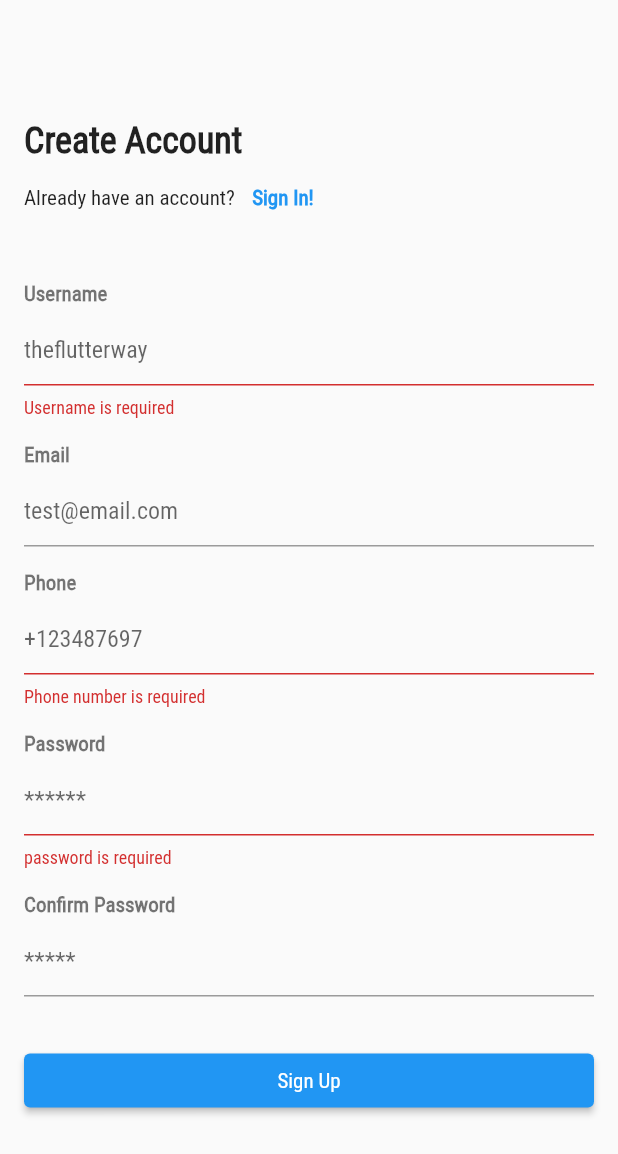
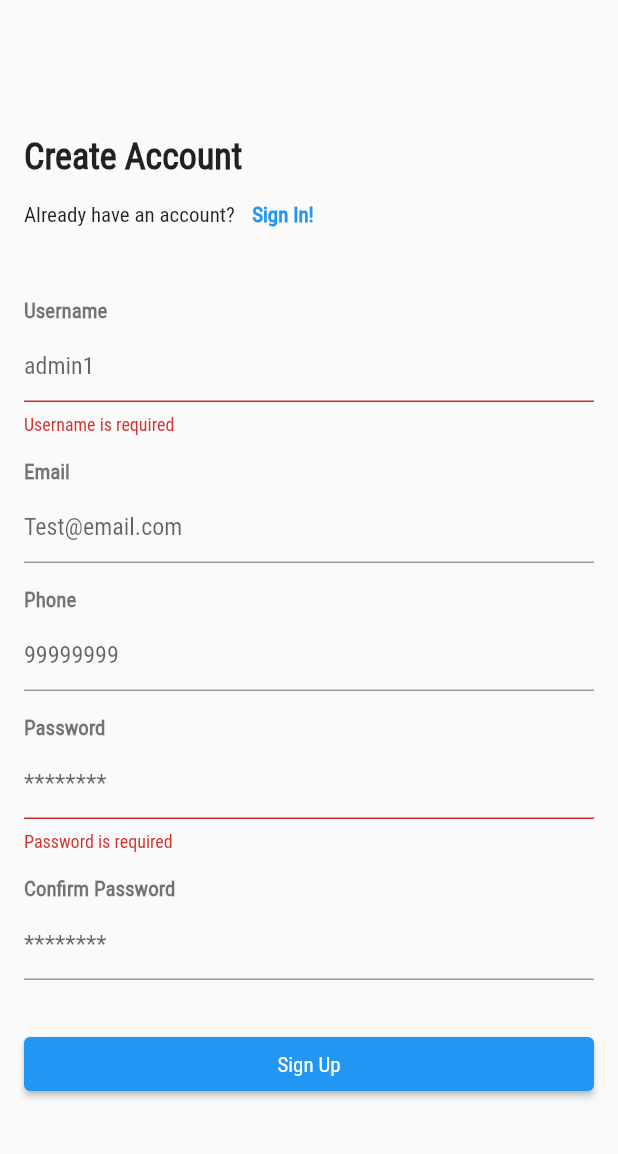
Before and after one commit to Poorna-Krish/SchizoPhrend-MobileApp, a Flutter app: the SignUpScreen screen opened directly, after a tap on "Sign Up", on a phone screen of 412 x 824 dp. Shown: the top 1154 px of the screen. Run offline on Flutter 3.47's test engine with Material 2 defaults, Android fonts, the phone set to English and light mode, and no system bars; our stand-ins replace flutter_svg, form_field_validator.

```diff
--- a/lib/constants.dart
+++ b/lib/constants.dart
@@ -14,16 +14,25 @@ OutlineInputBorder textFieldBorder = OutlineInputBorder(
   ),
 );
 
-// I will explain it later
-
 const emailError = 'Enter a valid email address';
 const requiredField = "This field is required";
 
+class PhoneValidator extends TextFieldValidator {
+  PhoneValidator({String errorText = 'Enter a valid phone number'})
+      : super(errorText);
+  @override
+  bool get ignoreEmptyValues => true;
+  @override
+  bool isValid(String? value) {
+    return hasMatch(r'([0-9]{10})', value!);
+  }
+}
+
 final passwordValidator = MultiValidator(
   [
-    RequiredValidator(errorText: 'password is required'),
-    MinLengthValidator(8, errorText: 'password must be at least 8 digits long'),
+    RequiredValidator(errorText: 'Password is required'),
+    MinLengthValidator(8, errorText: 'Password must be at least 8 digits long'),
     PatternValidator(r'(?=.*?[#?!@$%^&*-])',
-        errorText: 'passwords must have at least one special character')
+        errorText: 'Passwords must have at least one special character')
   ],
 );
--- a/lib/screens/auth/components/sign_in_form.dart
+++ b/lib/screens/auth/components/sign_in_form.dart
@@ -1,3 +1,5 @@
+// ignore_for_file: must_be_immutable
+
 import 'package:flutter/material.dart';
 import 'package:form_field_validator/form_field_validator.dart';
 
@@ -12,6 +14,7 @@ class SignInForm extends StatelessWidget {
 
   final GlobalKey formKey;
 
+  // ignore: unused_field
   late String _email, _password;
 
   @override
@@ -31,9 +34,8 @@ class SignInForm extends StatelessWidget {
           const SizedBox(height: defaultPadding),
           const TextFieldName(text: "Password"),
           TextFormField(
-            // We want to hide our password
             obscureText: true,
-            decoration: const InputDecoration(hintText: "******"),
+            decoration: const InputDecoration(hintText: "********"),
             validator: passwordValidator,
             onSaved: (password) => _password = password!,
           ),
--- a/lib/screens/auth/components/sign_up_form.dart
+++ b/lib/screens/auth/components/sign_up_form.dart
@@ -1,16 +1,19 @@
+// ignore_for_file: must_be_immutable
+
 import 'package:flutter/material.dart';
 import 'package:form_field_validator/form_field_validator.dart';
 
 import '../../../constants.dart';
 
 class SignUpForm extends StatelessWidget {
-   SignUpForm({
+  SignUpForm({
     Key? key,
     required this.formKey,
   }) : super(key: key);
 
   final GlobalKey formKey;
 
+  // ignore: unused_field
   late String _userName, _email, _password, _phoneNumber;
 
   @override
@@ -22,9 +25,8 @@ class SignUpForm extends StatelessWidget {
         children: [
           const TextFieldName(text: "Username"),
           TextFormField(
-            decoration: const InputDecoration(hintText: "theflutterway"),
+            decoration: const InputDecoration(hintText: "admin1"),
             validator: RequiredValidator(errorText: "Username is required"),
-            // Let's save our username
             onSaved: (username) => _userName = username!,
           ),
           const SizedBox(height: defaultPadding),
@@ -34,38 +36,36 @@ class SignUpForm extends StatelessWidget {
           const TextFieldName(text: "Email"),
           TextFormField(
             keyboardType: TextInputType.emailAddress,
-            decoration: const InputDecoration(hintText: "test@email.com"),
+            decoration: const InputDecoration(hintText: "Test@email.com"),
             validator: EmailValidator(errorText: "Use a valid email!"),
             onSaved: (email) => _email = email!,
           ),
           const SizedBox(height: defaultPadding),
           const TextFieldName(text: "Phone"),
-          // Same for phone number
           TextFormField(
             keyboardType: TextInputType.phone,
-            decoration: const InputDecoration(hintText: "+123487697"),
-            validator: RequiredValidator(errorText: "Phone number is required"),
+            decoration: const InputDecoration(hintText: "99999999"),
+            validator: PhoneValidator(errorText: 'Enter a valid phone number'),
             onSaved: (phoneNumber) => _phoneNumber = phoneNumber!,
           ),
           const SizedBox(height: defaultPadding),
           const TextFieldName(text: "Password"),
 
           TextFormField(
-            // We want to hide our password
             obscureText: true,
-            decoration: const InputDecoration(hintText: "******"),
+            decoration: const InputDecoration(hintText: "********"),
             validator: passwordValidator,
             onSaved: (password) => _password = password!,
-            // We also need to validate our password
-            // Now if we type anything it adds that to our password
             onChanged: (pass) => _password = pass,
           ),
           const SizedBox(height: defaultPadding),
           const TextFieldName(text: "Confirm Password"),
           TextFormField(
             obscureText: true,
-            decoration: const InputDecoration(hintText: "*****"),
-            validator: (pass) => MatchValidator(errorText: "Password do not  match").validateMatch(pass!, _password),
+            decoration: const InputDecoration(hintText: "********"),
+            validator: (pass) =>
+                MatchValidator(errorText: "Password does not  match")
+                    .validateMatch(pass!, _password),
           ),
         ],
       ),
@@ -87,7 +87,8 @@ class TextFieldName extends StatelessWidget {
       padding: const EdgeInsets.only(bottom: defaultPadding / 3),
       child: Text(
         text,
-        style: const TextStyle(fontWeight: FontWeight.w600, color: Colors.black54),
+        style:
+            const TextStyle(fontWeight: FontWeight.w600, color: Colors.black54),
       ),
     );
   }
```
Also changed, not shown: lib/models/admins.dart (+8 -9 lines), lib/screens/admin/admin_dash.dart (added, +181 -0 lines), lib/screens/auth/sign_in_screen.dart (+16 -9 lines), lib/screens/doctor/doctor_dash.dart (added, +143 -0 lines), assets/images/adminpropic.png (added).
